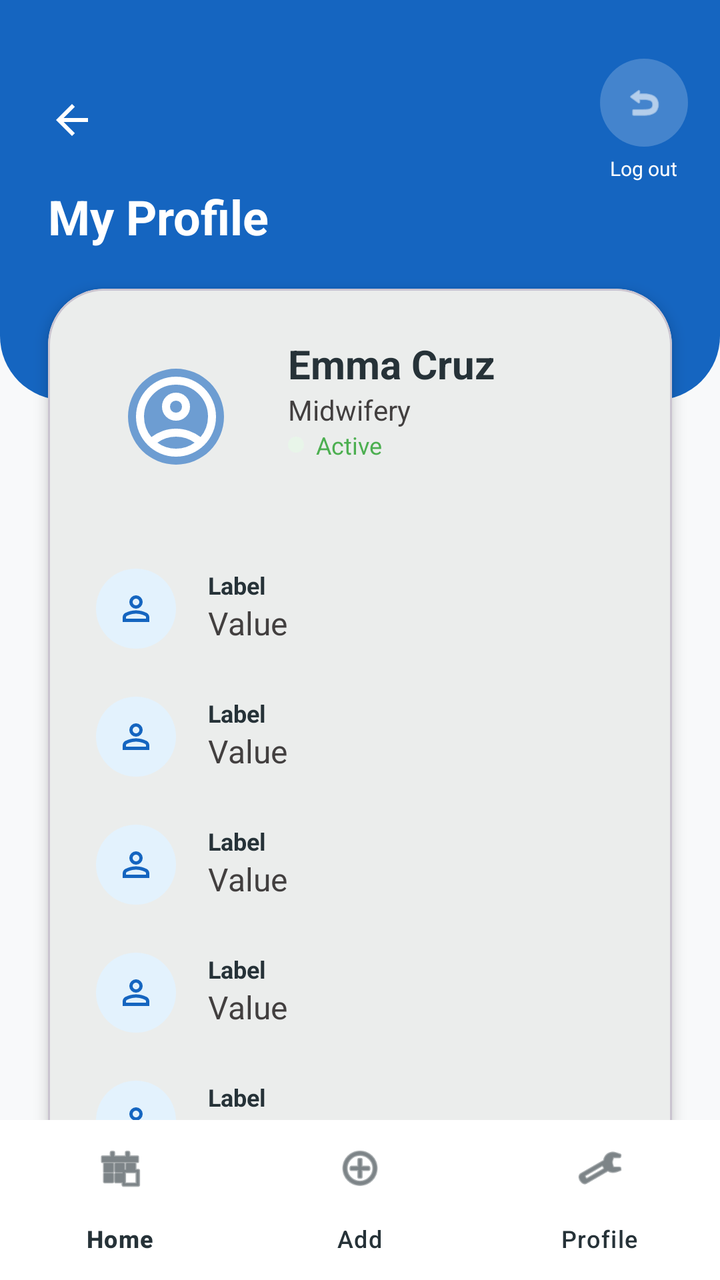
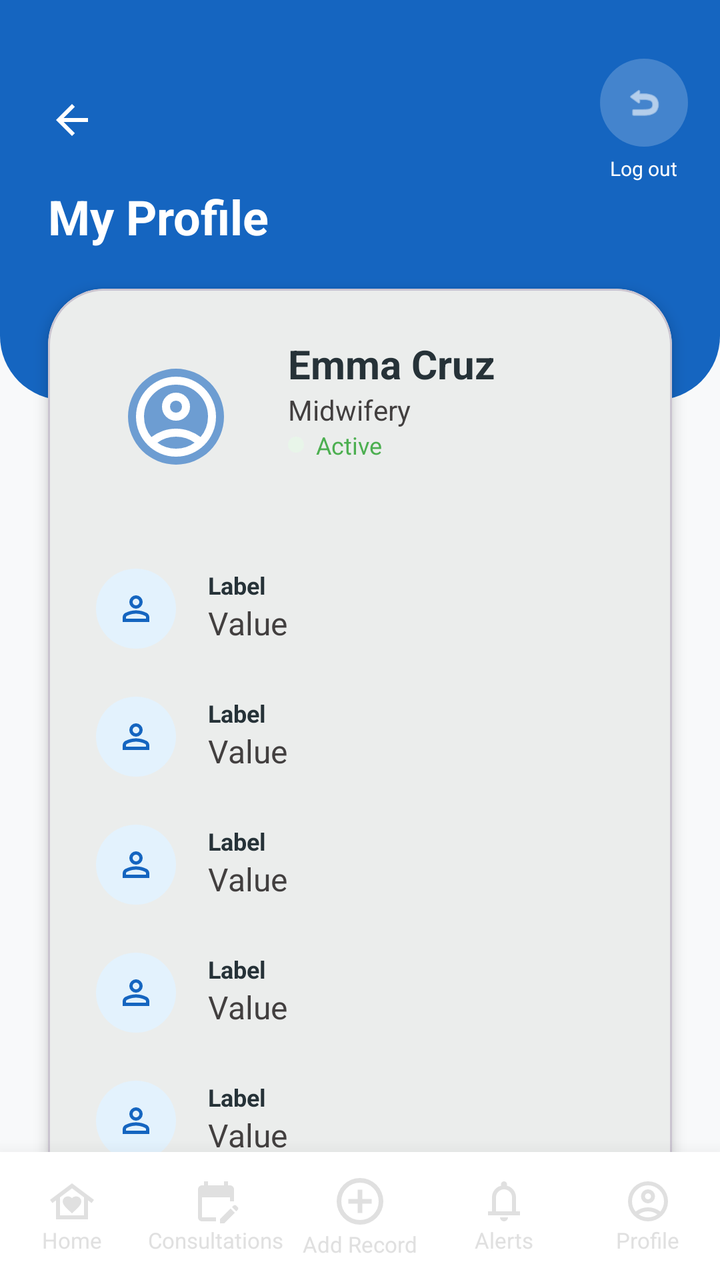

Screens rendered from an Android XML layout before and after an edit, with the pre-edit source and the edit as a unified diff.
<!-- AndroidManifest.xml: application theme Theme.Mobicare -->
<!-- res/layout/fragment_profile.xml -->
<?xml version="1.0" encoding="utf-8"?>
<androidx.constraintlayout.widget.ConstraintLayout xmlns:android="http://schemas.android.com/apk/res/android"
    xmlns:app="http://schemas.android.com/apk/res-auto"
    xmlns:tools="http://schemas.android.com/tools"
    android:layout_width="match_parent"
    android:layout_height="match_parent"
    android:background="#F8F9FA"
    tools:context=".ProfileFragment">

    <androidx.core.widget.NestedScrollView
        android:layout_width="match_parent"
        android:layout_height="0dp"
        android:fillViewport="true"
        app:layout_constraintTop_toTopOf="parent"
        app:layout_constraintBottom_toTopOf="@+id/bottomNavHealthWorker">

        <androidx.constraintlayout.widget.ConstraintLayout
            android:layout_width="match_parent"
            android:layout_height="wrap_content"
            android:paddingBottom="40dp"> <View
            android:id="@+id/headerBackground"
            android:layout_width="match_parent"
            android:layout_height="200dp"
            android:background="@drawable/header_rounded_bottom"
            app:layout_constraintTop_toTopOf="parent" />

            <ImageView
                android:id="@+id/btnBackProfile"
                android:layout_width="40dp"
                android:layout_height="40dp"
                android:layout_marginStart="16dp"
                android:layout_marginTop="40dp"
                android:padding="8dp"
                android:src="@drawable/ic_back_white"
                app:layout_constraintStart_toStartOf="parent"
                app:layout_constraintTop_toTopOf="parent"
                app:tint="@color/pure_white" />

            <LinearLayout
                android:id="@+id/containerLogout"
                android:layout_width="wrap_content"
                android:layout_height="wrap_content"
                android:layout_marginEnd="16dp"
                android:gravity="center"
                android:orientation="vertical"
                app:layout_constraintBottom_toBottomOf="@+id/btnBackProfile"
                app:layout_constraintEnd_toEndOf="parent"
                app:layout_constraintTop_toTopOf="@+id/btnBackProfile">

                <ImageView
                    android:id="@+id/btnLogout"
                    android:layout_width="44dp"
                    android:layout_height="44dp"
                    android:background="@drawable/circle_white_alpha"
                    android:padding="12dp"
                    android:src="@android:drawable/ic_menu_revert"
                    app:tint="@color/pure_white" />

                <TextView
                    android:layout_width="wrap_content"
                    android:layout_height="wrap_content"
                    android:layout_marginTop="4dp"
                    android:text="Log out"
                    android:textColor="@color/pure_white"
                    android:textSize="10sp" />
            </LinearLayout>

            <TextView
                android:id="@+id/tvMyProfileLabel"
                android:layout_width="wrap_content"
                android:layout_height="wrap_content"
                android:layout_marginStart="24dp"
                android:layout_marginTop="12dp"
                android:text="My Profile"
                android:textColor="@color/pure_white"
                android:textSize="24sp"
                android:textStyle="bold"
                app:layout_constraintStart_toStartOf="parent"
                app:layout_constraintTop_toBottomOf="@+id/btnBackProfile" />

            <com.google.android.material.card.MaterialCardView
                android:id="@+id/cvProfileMain"
                android:layout_width="match_parent"
                android:layout_height="wrap_content"
                android:layout_marginHorizontal="24dp"
                android:layout_marginTop="20dp"
                app:cardCornerRadius="28dp"
                app:cardElevation="4dp"
                app:layout_constraintTop_toBottomOf="@+id/tvMyProfileLabel">

                <LinearLayout
                    android:layout_width="match_parent"
                    android:layout_height="wrap_content"
                    android:orientation="vertical"
                    android:padding="24dp">

                    <androidx.constraintlayout.widget.ConstraintLayout
                        android:layout_width="match_parent"
                        android:layout_height="wrap_content"
                        android:layout_marginBottom="24dp">

                        <com.google.android.material.imageview.ShapeableImageView
                            android:id="@+id/ivProfilePic"
                            android:layout_width="80dp"
                            android:layout_height="80dp"
                            android:background="#961565C0"
                            android:padding="16dp"
                            android:src="@drawable/ic_profile"
                            app:layout_constraintStart_toStartOf="parent"
                            app:layout_constraintTop_toTopOf="parent"
                            app:shapeAppearanceOverlay="@style/CircleImage"
                            app:tint="@color/pure_white" />

                        <TextView
                            android:id="@+id/tvProfileFullName"
                            android:layout_width="0dp"
                            android:layout_height="wrap_content"
                            android:layout_marginStart="16dp"
                            android:text="Emma Cruz"
                            android:textColor="@color/slate_navy"
                            android:textSize="20sp"
                            android:textStyle="bold"
                            app:layout_constraintEnd_toEndOf="parent"
                            app:layout_constraintStart_toEndOf="@+id/ivProfilePic"
                            app:layout_constraintTop_toTopOf="@+id/ivProfilePic" />

                        <TextView
                            android:id="@+id/tvProfileSubtitleRole"
                            android:layout_width="wrap_content"
                            android:layout_height="wrap_content"
                            android:text="Midwifery"
                            android:textColor="#423F3F"
                            app:layout_constraintStart_toStartOf="@+id/tvProfileFullName"
                            app:layout_constraintTop_toBottomOf="@+id/tvProfileFullName" />

                        <LinearLayout
                            android:layout_width="wrap_content"
                            android:layout_height="wrap_content"
                            android:gravity="center_vertical"
                            android:orientation="horizontal"
                            app:layout_constraintStart_toStartOf="@+id/tvProfileSubtitleRole"
                            app:layout_constraintTop_toBottomOf="@+id/tvProfileSubtitleRole">

                            <View
                                android:layout_width="8dp"
                                android:layout_height="8dp"
                                android:background="@drawable/badge_green" />

                            <TextView
                                android:layout_width="wrap_content"
                                android:layout_height="wrap_content"
                                android:layout_marginStart="6dp"
                                android:text="Active"
                                android:textColor="#4CAF50"
                                android:textSize="12sp" />
                        </LinearLayout>
                    </androidx.constraintlayout.widget.ConstraintLayout>

                    <include layout="@layout/item_profile_info" android:id="@+id/layoutUsername" />
                    <include layout="@layout/item_profile_info" android:id="@+id/layoutPhone" />
                    <include layout="@layout/item_profile_info" android:id="@+id/layoutEmail" />
                    <include layout="@layout/item_profile_info" android:id="@+id/layoutSpec" />
                    <include layout="@layout/item_profile_info" android:id="@+id/layoutDate" />
                </LinearLayout>
            </com.google.android.material.card.MaterialCardView>

            <TextView
                android:id="@+id/tvQuickActionsLabel"
                android:layout_width="wrap_content"
                android:layout_height="wrap_content"
                android:layout_marginStart="24dp"
                android:layout_marginTop="32dp"
                android:text="Quick Actions"
                android:textColor="@color/slate_navy"
                android:textSize="18sp"
                android:textStyle="bold"
                app:layout_constraintStart_toStartOf="parent"
                app:layout_constraintTop_toBottomOf="@+id/cvProfileMain" />

            <com.google.android.material.card.MaterialCardView
                android:id="@+id/cvAddRecordProfile"
                android:layout_width="match_parent"
                android:layout_height="wrap_content"
                android:layout_marginHorizontal="24dp"
                android:layout_marginTop="16dp"
                app:cardCornerRadius="20dp"
                app:cardElevation="2dp"
                app:layout_constraintTop_toBottomOf="@+id/tvQuickActionsLabel">

                <androidx.constraintlayout.widget.ConstraintLayout
                    android:layout_width="match_parent"
                    android:layout_height="wrap_content"
                    android:padding="16dp">

                    <ImageView
                        android:id="@+id/ivIconAdd"
                        android:layout_width="40dp"
                        android:layout_height="40dp"
                        android:background="@drawable/circle_light_green"
                        android:padding="8dp"
                        android:src="@drawable/ic_completed"
                        app:layout_constraintBottom_toBottomOf="parent"
                        app:layout_constraintStart_toStartOf="parent"
                        app:layout_constraintTop_toTopOf="parent"
                        app:tint="#4CAF50" />

                    <TextView
                        android:id="@+id/tvAddTitle"
                        android:layout_width="0dp"
                        android:layout_height="wrap_content"
                        android:layout_marginStart="16dp"
                        android:text="Add New Record"
                        android:textColor="@color/slate_navy"
                        android:textStyle="bold"
                        app:layout_constraintEnd_toStartOf="@+id/ivArrowAdd"
                        app:layout_constraintStart_toEndOf="@+id/ivIconAdd"
                        app:layout_constraintTop_toTopOf="@+id/ivIconAdd" />

                    <TextView
                        android:layout_width="0dp"
                        android:layout_height="wrap_content"
                        android:text="Create health records for patients"
                        android:textColor="#8E8E8E"
                        android:textSize="12sp"
                        app:layout_constraintEnd_toEndOf="@+id/tvAddTitle"
                        app:layout_constraintStart_toStartOf="@+id/tvAddTitle"
                        app:layout_constraintTop_toBottomOf="@+id/tvAddTitle" />

                    <ImageView
                        android:id="@+id/ivArrowAdd"
                        android:layout_width="20dp"
                        android:layout_height="20dp"
                        android:src="@drawable/ic_arrow_forward"
                        app:layout_constraintBottom_toBottomOf="parent"
                        app:layout_constraintEnd_toEndOf="parent"
                        app:layout_constraintTop_toTopOf="parent"
                        app:tint="#BDBDBD" />
                </androidx.constraintlayout.widget.ConstraintLayout>
            </com.google.android.material.card.MaterialCardView>

            <com.google.android.material.card.MaterialCardView
                android:id="@+id/cvViewConsultationsProfile"
                android:layout_width="match_parent"
                android:layout_height="wrap_content"
                android:layout_marginHorizontal="24dp"
                android:layout_marginTop="12dp"
                app:cardCornerRadius="20dp"
                app:cardElevation="2dp"
                app:layout_constraintTop_toBottomOf="@+id/cvAddRecordProfile">

                <androidx.constraintlayout.widget.ConstraintLayout
                    android:layout_width="match_parent"
                    android:layout_height="wrap_content"
                    android:padding="16dp">

                    <ImageView
                        android:id="@+id/ivIconConsult"
                        android:layout_width="40dp"
                        android:layout_height="40dp"
                        android:background="@drawable/circle_light_blue"
                        android:padding="8dp"
                        android:src="@drawable/ic_consultation"
                        app:layout_constraintBottom_toBottomOf="parent"
                        app:layout_constraintStart_toStartOf="parent"
                        app:layout_constraintTop_toTopOf="parent"
                        app:tint="@color/trust_blue" />

                    <TextView
                        android:id="@+id/tvConsultTitle"
                        android:layout_width="0dp"
                        android:layout_height="wrap_content"
                        android:layout_marginStart="16dp"
                        android:text="View Consultations"
                        android:textColor="@color/slate_navy"
                        android:textStyle="bold"
                        app:layout_constraintEnd_toStartOf="@+id/ivArrowConsult"
                        app:layout_constraintStart_toEndOf="@+id/ivIconConsult"
                        app:layout_constraintTop_toTopOf="@+id/ivIconConsult" />

                    <TextView
                        android:layout_width="0dp"
                        android:layout_height="wrap_content"
                        android:text="Manage scheduled visits"
                        android:textColor="#8E8E8E"
                        android:textSize="12sp"
                        app:layout_constraintEnd_toEndOf="@+id/tvConsultTitle"
                        app:layout_constraintStart_toStartOf="@+id/tvConsultTitle"
                        app:layout_constraintTop_toBottomOf="@+id/tvConsultTitle" />

                    <ImageView
                        android:id="@+id/ivArrowConsult"
                        android:layout_width="20dp"
                        android:layout_height="20dp"
                        android:src="@drawable/ic_arrow_forward"
                        app:layout_constraintBottom_toBottomOf="parent"
                        app:layout_constraintEnd_toEndOf="parent"
                        app:layout_constraintTop_toTopOf="parent"
                        app:tint="#BDBDBD" />
                </androidx.constraintlayout.widget.ConstraintLayout>
            </com.google.android.material.card.MaterialCardView>

        </androidx.constraintlayout.widget.ConstraintLayout>
    </androidx.core.widget.NestedScrollView>

    <com.google.android.material.bottomnavigation.BottomNavigationView
        android:id="@+id/bottomNavHealthWorker"
        android:layout_width="match_parent"
        android:layout_height="wrap_content"
        android:background="#FFFFFF"
        app:itemIconTint="@color/slate_navy"
        app:itemTextColor="@color/slate_navy"
        app:menu="@menu/bottom_nav_menu"
        app:layout_constraintBottom_toBottomOf="parent"
        app:layout_constraintStart_toStartOf="parent"
        app:layout_constraintEnd_toEndOf="parent" />

</androidx.constraintlayout.widget.ConstraintLayout>
<!-- res/layout/item_profile_info.xml (included above) -->
<?xml version="1.0" encoding="utf-8"?>
<androidx.constraintlayout.widget.ConstraintLayout xmlns:android="http://schemas.android.com/apk/res/android"
    xmlns:app="http://schemas.android.com/apk/res-auto"
    android:layout_width="match_parent"
    android:layout_height="wrap_content"
    android:paddingVertical="12dp">

    <ImageView
        android:id="@+id/ivInfoIcon"
        android:layout_width="40dp"
        android:layout_height="40dp"
        android:background="@drawable/circle_light_blue"
        android:padding="10dp"
        android:src="@drawable/ic_user"
        app:layout_constraintBottom_toBottomOf="parent"
        app:layout_constraintStart_toStartOf="parent"
        app:layout_constraintTop_toTopOf="parent"
        app:tint="@color/trust_blue" />

    <TextView
        android:id="@+id/tvInfoLabel"
        android:layout_width="wrap_content"
        android:layout_height="wrap_content"
        android:layout_marginStart="16dp"
        android:text="Label"
        android:textStyle="bold"
        android:textColor="@color/slate_navy"
        android:textSize="12sp"
        app:layout_constraintStart_toEndOf="@+id/ivInfoIcon"
        app:layout_constraintTop_toTopOf="@+id/ivInfoIcon" />

    <TextView
        android:id="@+id/tvInfoValue"
        android:layout_width="0dp"
        android:layout_height="wrap_content"
        android:text="Value"
        android:textColor="#423F3F"
        android:textSize="16sp"
        app:layout_constraintEnd_toEndOf="parent"
        app:layout_constraintStart_toStartOf="@+id/tvInfoLabel"
        app:layout_constraintTop_toBottomOf="@+id/tvInfoLabel" />

</androidx.constraintlayout.widget.ConstraintLayout>
<!-- resources referenced by this layout -->
<resources>
  <color name="pure_white">#FFFFFF</color>
  <color name="slate_navy">#263238</color>
  <color name="trust_blue">#1565C0</color>
  <!-- drawable badge_green (drawable) -->
  <?xml version="1.0" encoding="utf-8"?>
  <shape xmlns:android="http://schemas.android.com/apk/res/android">
      <solid android:color="#E8F5E9" />
      <corners android:radius="12dp" />
  </shape>
  <!-- drawable circle_light_blue (drawable) -->
  <?xml version="1.0" encoding="utf-8"?>
  <shape xmlns:android="http://schemas.android.com/apk/res/android"
      android:shape="oval">
      <solid android:color="#E3F2FD" />
  </shape>
  <!-- drawable circle_light_green (drawable) -->
  <?xml version="1.0" encoding="utf-8"?>
  <shape xmlns:android="http://schemas.android.com/apk/res/android"
      android:shape="oval">
      <solid android:color="#E8F5E9" />
  </shape>
  <!-- drawable circle_white_alpha (drawable) -->
  <?xml version="1.0" encoding="utf-8"?>
  <shape xmlns:android="http://schemas.android.com/apk/res/android"
      android:shape="oval">
      <solid android:color="#33FFFFFF" />
  </shape>
  <style name="CircleImage">
          <item name="cornerSize">50%</item>
      </style>
  <style name="Theme.Mobicare" parent="Base.Theme.Mobicare" />
  <color name="healing_green">#388E3C</color>
  <!-- unchanged entries left out for length: 8 -->
</resources>

<!-- the commit's change to res/layout/fragment_profile.xml (unified diff, before → after) -->
@@ -12,7 +12,7 @@
         android:layout_height="0dp"
         android:fillViewport="true"
         app:layout_constraintTop_toTopOf="parent"
-        app:layout_constraintBottom_toTopOf="@+id/bottomNavHealthWorker">
+        app:layout_constraintBottom_toTopOf="@+id/healthWorkerNavBar">
 
         <androidx.constraintlayout.widget.ConstraintLayout
             android:layout_width="match_parent"
@@ -302,14 +302,11 @@
         </androidx.constraintlayout.widget.ConstraintLayout>
     </androidx.core.widget.NestedScrollView>
 
-    <com.google.android.material.bottomnavigation.BottomNavigationView
-        android:id="@+id/bottomNavHealthWorker"
+    <include
+        android:id="@+id/healthWorkerNavBar"
+        layout="@layout/layout_bottom_nav_health_worker"
         android:layout_width="match_parent"
-        android:layout_height="wrap_content"
-        android:background="#FFFFFF"
-        app:itemIconTint="@color/slate_navy"
-        app:itemTextColor="@color/slate_navy"
-        app:menu="@menu/bottom_nav_menu"
+        android:layout_height="64dp"
         app:layout_constraintBottom_toBottomOf="parent"
         app:layout_constraintStart_toStartOf="parent"
         app:layout_constraintEnd_toEndOf="parent" />
@@ -359,3 +356,140 @@
         app:layout_constraintTop_toBottomOf="@+id/tvInfoLabel" />
 
 </androidx.constraintlayout.widget.ConstraintLayout>
+<!-- res/layout/layout_bottom_nav_health_worker.xml (included above) -->
+<?xml version="1.0" encoding="utf-8"?>
+<LinearLayout xmlns:android="http://schemas.android.com/apk/res/android"
+    xmlns:app="http://schemas.android.com/apk/res-auto"
+    android:id="@+id/bottomNavHealthWorkerCustom"
+    android:layout_width="match_parent"
+    android:layout_height="64dp"
+    android:background="@color/pure_white"
+    android:orientation="horizontal"
+    android:elevation="16dp">
+
+    <LinearLayout
+        android:id="@+id/nav_home"
+        android:layout_width="0dp"
+        android:layout_height="match_parent"
+        android:layout_weight="1"
+        android:clickable="true"
+        android:focusable="true"
+        android:foreground="?attr/selectableItemBackground"
+        android:gravity="center"
+        android:orientation="vertical">
+        <ImageView
+            android:id="@+id/iv_nav_home"
+            android:layout_width="24dp"
+            android:layout_height="24dp"
+            android:src="@drawable/ic_home"
+            app:tint="@color/cool_grey" />
+        <TextView
+            android:id="@+id/tv_nav_home"
+            android:layout_width="wrap_content"
+            android:layout_height="wrap_content"
+            android:text="Home"
+            android:textSize="11sp"
+            android:textColor="@color/cool_grey" />
+    </LinearLayout>
+
+    <LinearLayout
+        android:id="@+id/nav_consultations_tab"
+        android:layout_width="0dp"
+        android:layout_height="match_parent"
+        android:layout_weight="1"
+        android:clickable="true"
+        android:focusable="true"
+        android:foreground="?attr/selectableItemBackground"
+        android:gravity="center"
+        android:orientation="vertical">
+        <ImageView
+            android:id="@+id/iv_nav_consultations"
+            android:layout_width="24dp"
+            android:layout_height="24dp"
+            android:src="@drawable/ic_consultation"
+            app:tint="@color/cool_grey" />
+        <TextView
+            android:id="@+id/tv_nav_consultations"
+            android:layout_width="wrap_content"
+            android:layout_height="wrap_content"
+            android:text="Consultations"
+            android:textSize="11sp"
+            android:textColor="@color/cool_grey" />
+    </LinearLayout>
+
+    <LinearLayout
+        android:id="@+id/nav_add_record_tab"
+        android:layout_width="0dp"
+        android:layout_height="match_parent"
+        android:layout_weight="1"
+        android:clickable="true"
+        android:focusable="true"
+        android:foreground="?attr/selectableItemBackground"
+        android:gravity="center"
+        android:orientation="vertical">
+        <ImageView
+            android:id="@+id/iv_nav_add"
+            android:layout_width="28dp"
+            android:layout_height="28dp"
+            android:src="@drawable/ic_add"
+            app:tint="@color/cool_grey" />
+        <TextView
+            android:id="@+id/tv_nav_add"
+            android:layout_width="wrap_content"
+            android:layout_height="wrap_content"
+            android:text="Add Record"
+            android:textSize="11sp"
+            android:textColor="@color/cool_grey" />
+    </LinearLayout>
+
+    <LinearLayout
+        android:id="@+id/nav_notifications_tab"
+        android:layout_width="0dp"
+        android:layout_height="match_parent"
+        android:layout_weight="1"
+        android:clickable="true"
+        android:focusable="true"
+        android:foreground="?attr/selectableItemBackground"
+        android:gravity="center"
+        android:orientation="vertical">
+        <ImageView
+            android:id="@+id/iv_nav_alerts"
+            android:layout_width="24dp"
+            android:layout_height="24dp"
+            android:src="@drawable/ic_notifications"
+            app:tint="@color/cool_grey" />
+        <TextView
+            android:id="@+id/tv_nav_alerts"
+            android:layout_width="wrap_content"
+            android:layout_height="wrap_content"
+            android:text="Alerts"
+            android:textSize="11sp"
+            android:textColor="@color/cool_grey" />
+    </LinearLayout>
+
+    <LinearLayout
+        android:id="@+id/nav_profile_tab"
+        android:layout_width="0dp"
+        android:layout_height="match_parent"
+        android:layout_weight="1"
+        android:clickable="true"
+        android:focusable="true"
+        android:foreground="?attr/selectableItemBackground"
+        android:gravity="center"
+        android:orientation="vertical">
+        <ImageView
+            android:id="@+id/iv_nav_profile"
+            android:layout_width="24dp"
+            android:layout_height="24dp"
+            android:src="@drawable/ic_profile"
+            app:tint="@color/cool_grey" />
+        <TextView
+            android:id="@+id/tv_nav_profile"
+            android:layout_width="wrap_content"
+            android:layout_height="wrap_content"
+            android:text="Profile"
+            android:textSize="11sp"
+            android:textColor="@color/cool_grey" />
+    </LinearLayout>
+
+</LinearLayout>
<!-- resource entries referenced after the edit -->
@@ -1,5 +1,6 @@
 <!-- resources referenced by this layout -->
 <resources>
+  <color name="cool_grey">#E0E0E0</color>
   <color name="pure_white">#FFFFFF</color>
   <color name="slate_navy">#263238</color>
   <color name="trust_blue">#1565C0</color>
@@ -27,6 +28,24 @@
       android:shape="oval">
       <solid android:color="#33FFFFFF" />
   </shape>
+  <!-- drawable ic_add (drawable) -->
+  <vector xmlns:android="http://schemas.android.com/apk/res/android" android:height="24dp" android:tint="#000000" android:viewportHeight="960" android:viewportWidth="960" android:width="24dp">
+        
+      <path android:fillColor="@android:color/white" android:pathData="M440,680L520,680L520,520L680,520L680,440L520,440L520,280L440,280L440,440L280,440L280,520L440,520L440,680ZM480,880Q397,880 324,848.5Q251,817 197,763Q143,709 111.5,636Q80,563 80,480Q80,397 111.5,324Q143,251 197,197Q251,143 324,111.5Q397,80 480,80Q563,80 636,111.5Q709,143 763,197Q817,251 848.5,324Q880,397 880,480Q880,563 848.5,636Q817,709 763,763Q709,817 636,848.5Q563,880 480,880ZM480,800Q614,800 707,707Q800,614 800,480Q800,346 707,253Q614,160 480,160Q346,160 253,253Q160,346 160,480Q160,614 253,707Q346,800 480,800ZM480,480Q480,480 480,480Q480,480 480,480Q480,480 480,480Q480,480 480,480Q480,480 480,480Q480,480 480,480Q480,480 480,480Q480,480 480,480Z"/>
+      
+  </vector>
+  <!-- drawable ic_home (drawable) -->
+  <vector xmlns:android="http://schemas.android.com/apk/res/android" android:height="24dp" android:tint="#000000" android:viewportHeight="960" android:viewportWidth="960" android:width="24dp">
+        
+      <path android:fillColor="@android:color/white" android:pathData="M480,120L920,450L872,514L800,460L800,840L160,840L160,460L88,514L40,450L480,120ZM294,482Q294,535 351,595Q408,655 480,720Q552,655 609,595Q666,535 666,482Q666,438 636,409Q606,380 564,380Q538,380 516.5,390.5Q495,401 480,418Q465,401 442.5,390.5Q420,380 396,380Q354,380 324,409Q294,438 294,482ZM720,760L720,400L480,220L240,400L240,760L720,760ZM720,760L240,760L240,760L480,760L720,760Z"/>
+      
+  </vector>
+  <!-- drawable ic_notifications (drawable) -->
+  <vector xmlns:android="http://schemas.android.com/apk/res/android" android:height="24dp" android:tint="#000000" android:viewportHeight="960" android:viewportWidth="960" android:width="24dp">
+        
+      <path android:fillColor="@android:color/white" android:pathData="M160,760L160,680L240,680L240,400Q240,317 290,252.5Q340,188 420,168L420,140Q420,115 437.5,97.5Q455,80 480,80Q505,80 522.5,97.5Q540,115 540,140L540,168Q620,188 670,252.5Q720,317 720,400L720,680L800,680L800,760L160,760ZM480,460L480,460L480,460L480,460Q480,460 480,460Q480,460 480,460Q480,460 480,460Q480,460 480,460ZM480,880Q447,880 423.5,856.5Q400,833 400,800L560,800Q560,833 536.5,856.5Q513,880 480,880ZM320,680L640,680L640,400Q640,334 593,287Q546,240 480,240Q414,240 367,287Q320,334 320,400L320,680Z"/>
+      
+  </vector>
   <style name="CircleImage">
           <item name="cornerSize">50%</item>
       </style>
